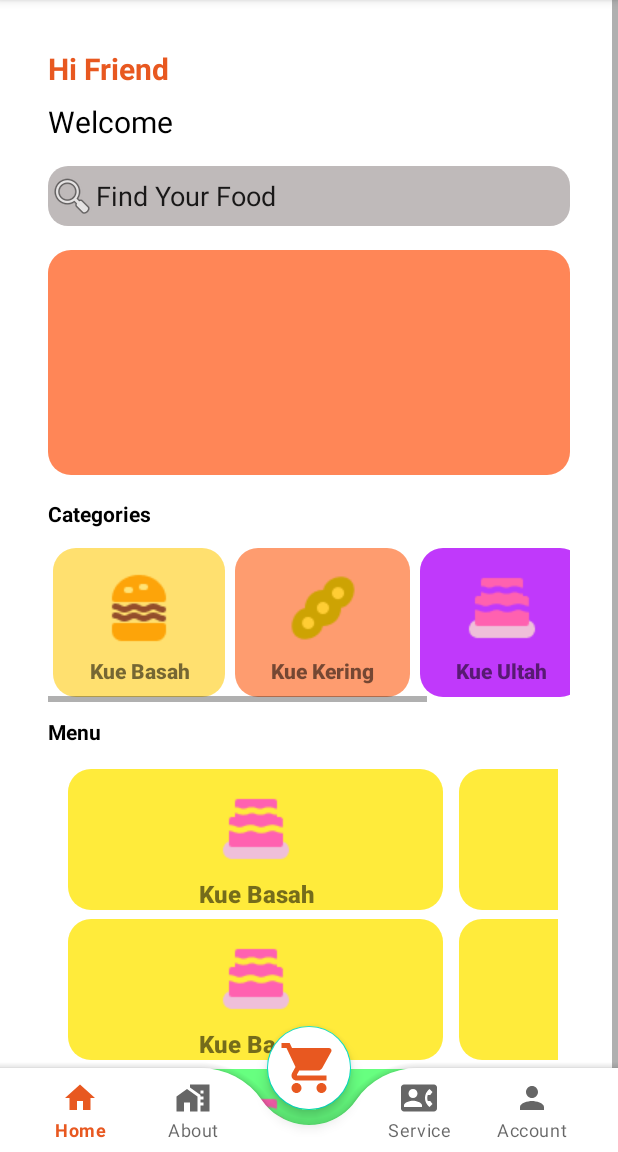
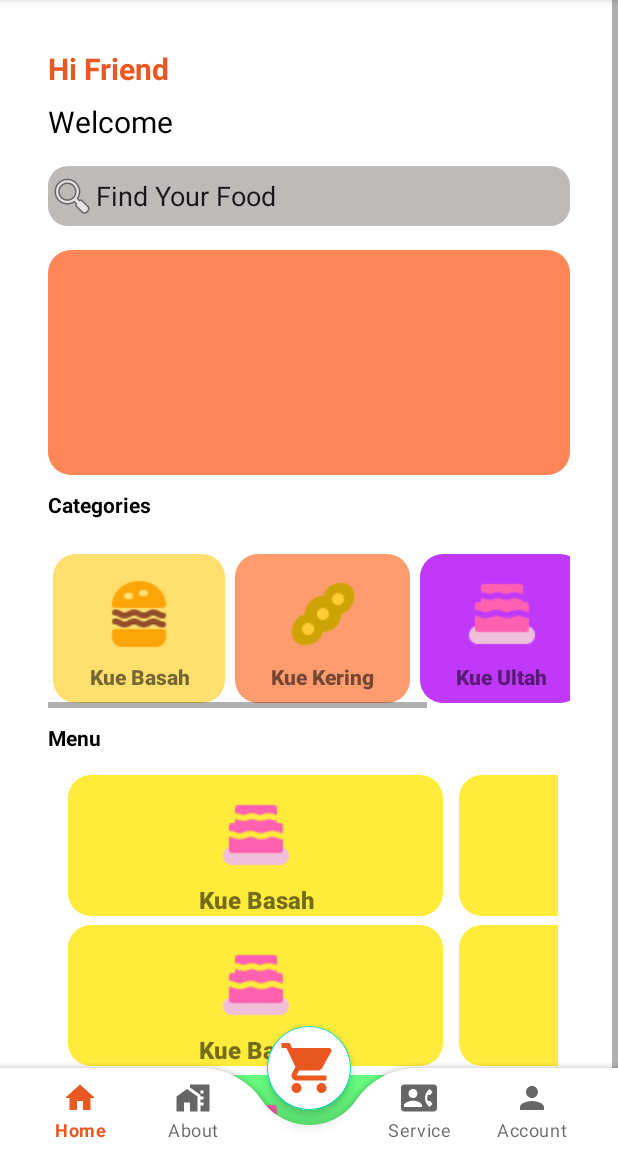
Before and after one commit to farelramadhan1130/YooksBakeryStore, an Android app: the HomeFragment screen opened directly, with no data from a screen before it, on a phone screen of 412 x 824 dp, the part 84-1236 px from its top. Run offline under Robolectric (Android 15) with nearby library versions, the phone set to English and light mode, and no system bars.

Commit message:
Update fragment_home.xml

```diff
--- a/app/src/main/res/layout/fragment_home.xml
+++ b/app/src/main/res/layout/fragment_home.xml
@@ -87,7 +87,7 @@
                     android:layout_width="wrap_content"
                     android:layout_height="wrap_content"
                     android:layout_marginStart="32dp"
-                    android:layout_marginTop="16dp"
+                    android:layout_marginTop="10dp"
                     android:text="Categories"
                     android:textColor="#000000"
                     android:textStyle="bold"
@@ -99,6 +99,7 @@
                     android:layout_width="match_parent"
                     android:layout_height="match_parent"
                     android:layout_marginStart="32dp"
+                    android:layout_marginTop="10dp"
                     android:layout_marginEnd="32dp"
                     app:layout_constraintEnd_toEndOf="parent"
                     app:layout_constraintStart_toStartOf="parent"
```
